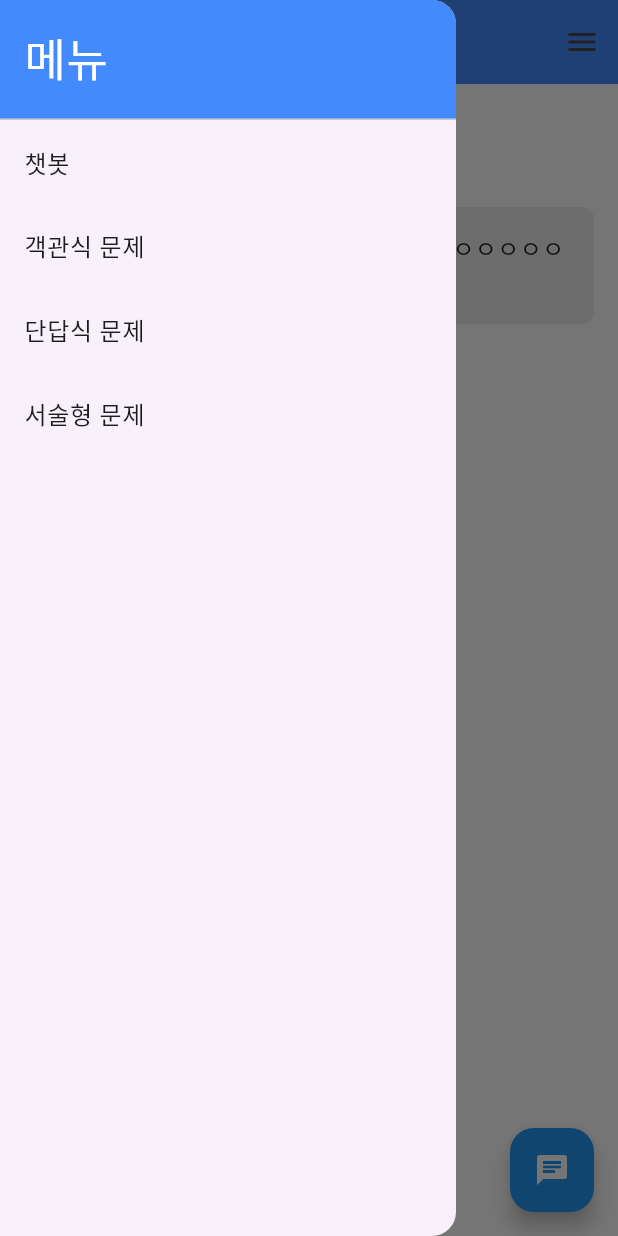
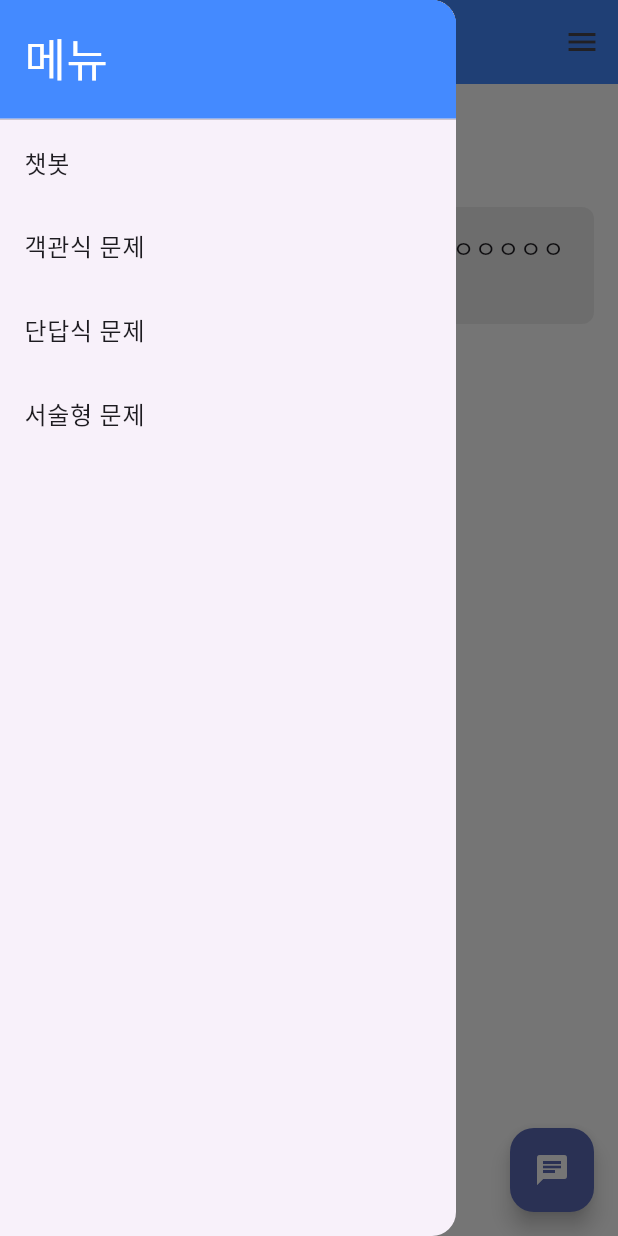
Before and after one commit to 2024-CapstonDesign-AI-Hackathon/login, a Flutter app: the SummaryPage screen opened directly, with the side drawer open, on a phone screen of 412 x 824 dp. Run offline on Flutter 3.47's test engine with Material 3 defaults, Android fonts, the phone set to English and light mode, and no system bars; our stand-ins replace dio, file_picker, flutter_secure_storage, permission_handler; accounts and stored records are empty.

Commit message:
색수정

```diff
--- a/lib/summary_page.dart
+++ b/lib/summary_page.dart
@@ -13,10 +13,10 @@ class SummaryPage extends StatelessWidget {
     String summaryContent; // 요약 내용
     return Scaffold(
       appBar: AppBar(
-        title: Text('$courseName 요약'), // 앱바에 수업명 + 요약 표시
+        title: Text('$courseName 요약', style: TextStyle(color: Colors.white)), // 앱바에 수업명 + 요약 표시
         backgroundColor: Colors.blueAccent,
         leading: IconButton(
-          icon: Icon(Icons.arrow_back), // 뒤로가기 아이콘
+          icon: const Icon(Icons.arrow_back, color: Colors.white), // 뒤로가기 아이콘
           onPressed: () {
             Navigator.pop(context); // 이전 화면으로 이동
           },
@@ -148,7 +148,7 @@ class SummaryPage extends StatelessWidget {
           Icons.chat,
           color: Colors.white,
         ),
-        backgroundColor: Colors.blue,
+        backgroundColor: Color(0xFF5b6ab8),
       ),
     );
   }
```
